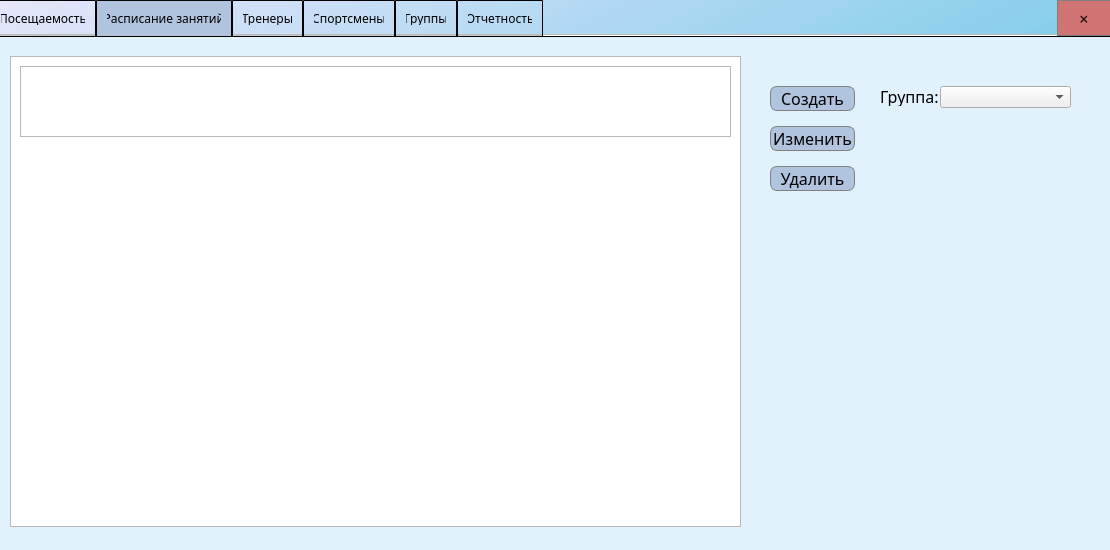
Old version of the form forms/mainwindow.ui in the repository helluvalove/Hand-combat-system.
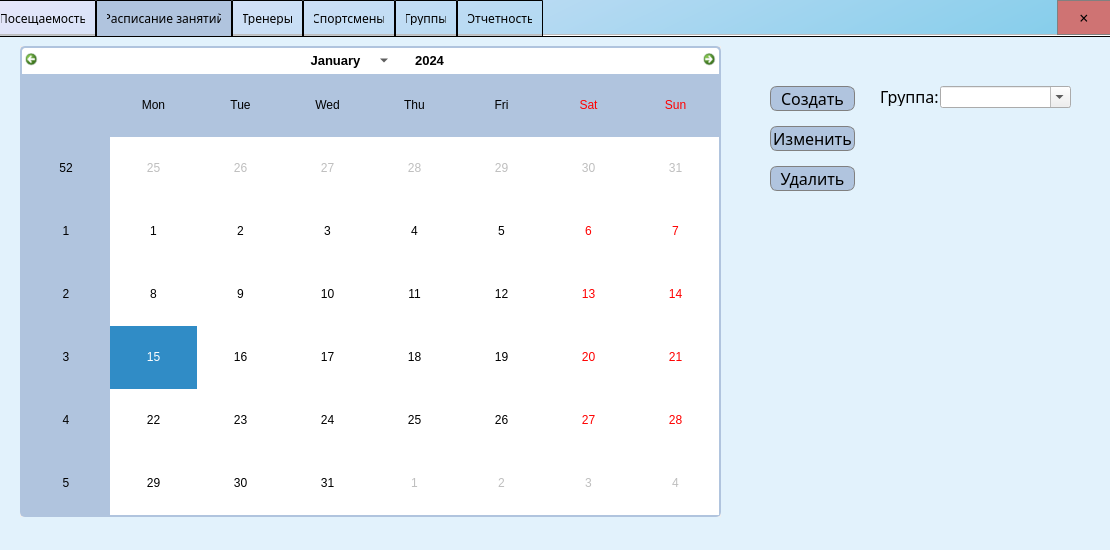
New version of the form. The open tabs and pages were chosen to show the change.

Commit message: exit button

The edit to the form file:
```diff
--- a/forms/mainwindow.ui
+++ b/forms/mainwindow.ui
@@ -170,16 +170,6 @@
     <attribute name="title">
      <string>Расписание занятий</string>
     </attribute>
-    <widget class="QListView" name="listView">
-     <property name="geometry">
-      <rect>
-       <x>20</x>
-       <y>20</y>
-       <width>731</width>
-       <height>471</height>
-      </rect>
-     </property>
-    </widget>
     <widget class="QComboBox" name="comboBox_2">
      <property name="geometry">
       <rect>
@@ -189,6 +179,9 @@
        <height>22</height>
       </rect>
      </property>
+     <property name="editable">
+      <bool>true</bool>
+     </property>
     </widget>
     <widget class="QLabel" name="label_2">
      <property name="geometry">
@@ -287,15 +280,173 @@
       <string>Удалить</string>
      </property>
     </widget>
-    <widget class="QTextBrowser" name="textBrowser">
+    <widget class="QCalendarWidget" name="calendarWidget">
      <property name="geometry">
       <rect>
        <x>30</x>
-       <y>30</y>
-       <width>711</width>
-       <height>71</height>
+       <y>10</y>
+       <width>701</width>
+       <height>471</height>
       </rect>
      </property>
+     <property name="font">
+      <font>
+       <kerning>true</kerning>
+      </font>
+     </property>
+     <property name="focusPolicy">
+      <enum>Qt::NoFocus</enum>
+     </property>
+     <property name="acceptDrops">
+      <bool>false</bool>
+     </property>
+     <property name="toolTip">
+      <string/>
+     </property>
+     <property name="statusTip">
+      <string/>
+     </property>
+     <property name="autoFillBackground">
+      <bool>true</bool>
+     </property>
+     <property name="styleSheet">
+      <string notr="true">#calendarWidget QWidget {
+	alternate-background-color: #b0c4de;
+}
+
+#qt_calendar_navigationbar {
+	background-color: #fff;
+	border: 2px solid #b0c4de;
+	border-bottom: 0px;
+	border-top-left-radius: 5px;
+	border-top-right-radius: 5px;
+}
+
+#qt_calendar_prevmonth,
+#qt_calendar_nextmonth {
+	border: none;
+
+	min-width: 13px;
+	max-width: 13px;
+	min-height: 13px;
+	max-height: 13px;
+
+	border-radius: 5px;
+	background-color: transparent;
+	padding: 5px;
+}
+
+#qt_calendar_prevmonth:hover,
+#qt_calendar_nextmonth:hover {
+	background-color: #b0c4de;
+}
+
+#qt_calendar_prevmonth:pressed,
+#qt_calendar_nextmonth:pressed {
+	background-color: #b0c4de;
+}
+
+#qt_calendar_yearbutton {
+	color:#000;
+	margin: 5px;
+	border-radius: 5px;
+	font-size: 13px;
+	padding: 0 10px;
+}
+
+#qt_calendar_monthbutton {
+	width: 110px;
+	color: #000;
+	font-size: 13px;
+	margin: 5px 0;
+	border-radius: 5px;
+	padding: 0px 2px;
+}
+
+#qt_calendar_yearbutton:hover,
+#qt_calendar_monthbutton:hover {
+	background-color: #b0c4de;
+}
+
+#qt_calendar_yearbutton:pressed,
+#qt_calendar_monthbutton:pressed {
+	background-color: #b0c4de;
+}
+
+#qt_calendar_yearedit {
+	min-width: 53px;
+	color: #000;
+	background: transparent;
+	font-size: 13px;
+}
+
+#qt_calendar_yearedit::down-button:hover,
+#qt_calendar_yearedit::up-button:hover {
+	background-color: #b0c4de;
+}
+
+#calendarWidget QToolButton QMenu {
+	background-color: #b0c4de;
+}
+
+#calendarWidget QToolButton QMenu::itemselected:enabled {
+ 	background-color: #b0c4de;
+}
+
+#calendarWidget QToolButton::menu-indicator {
+	nosubcontrol-origin: margin;
+	subcontrol-position: right center;
+	margin-top: 10px;
+	width: 20px;
+}
+
+#qt_calendar_calendarview {
+	border: 2px solid #b0c4de;
+	border-top: 0px;
+	border-bottom-left-radius: 5px;
+	border-bottom-right-radius: 5px;
+}
+
+#qt_calendar_calendarview::item:hover {
+	border-radius: 5px;
+	background-color: #aaffff;
+}
+
+#qt_calendar_calendarview::item:selected {
+	border-radius: 5px;
+	background-color: #b0c4de;
+}
+
+
+
+
+
+</string>
+     </property>
+     <property name="inputMethodHints">
+      <set>Qt::ImhNone</set>
+     </property>
+     <property name="gridVisible">
+      <bool>false</bool>
+     </property>
+     <property name="selectionMode">
+      <enum>QCalendarWidget::SingleSelection</enum>
+     </property>
+     <property name="horizontalHeaderFormat">
+      <enum>QCalendarWidget::ShortDayNames</enum>
+     </property>
+     <property name="verticalHeaderFormat">
+      <enum>QCalendarWidget::ISOWeekNumbers</enum>
+     </property>
+     <property name="navigationBarVisible">
+      <bool>true</bool>
+     </property>
+     <property name="dateEditEnabled">
+      <bool>true</bool>
+     </property>
+     <property name="dateEditAcceptDelay">
+      <number>1500</number>
+     </property>
     </widget>
    </widget>
    <widget class="QWidget" name="tab_6">
@@ -864,7 +1015,7 @@
      <x>1057</x>
      <y>0</y>
      <width>54</width>
-     <height>36</height>
+     <height>35</height>
     </rect>
    </property>
    <property name="styleSheet">
```
Left out of the diff: 40 changed lines with no effect on the pictures. The commit also changes 7 other files.
